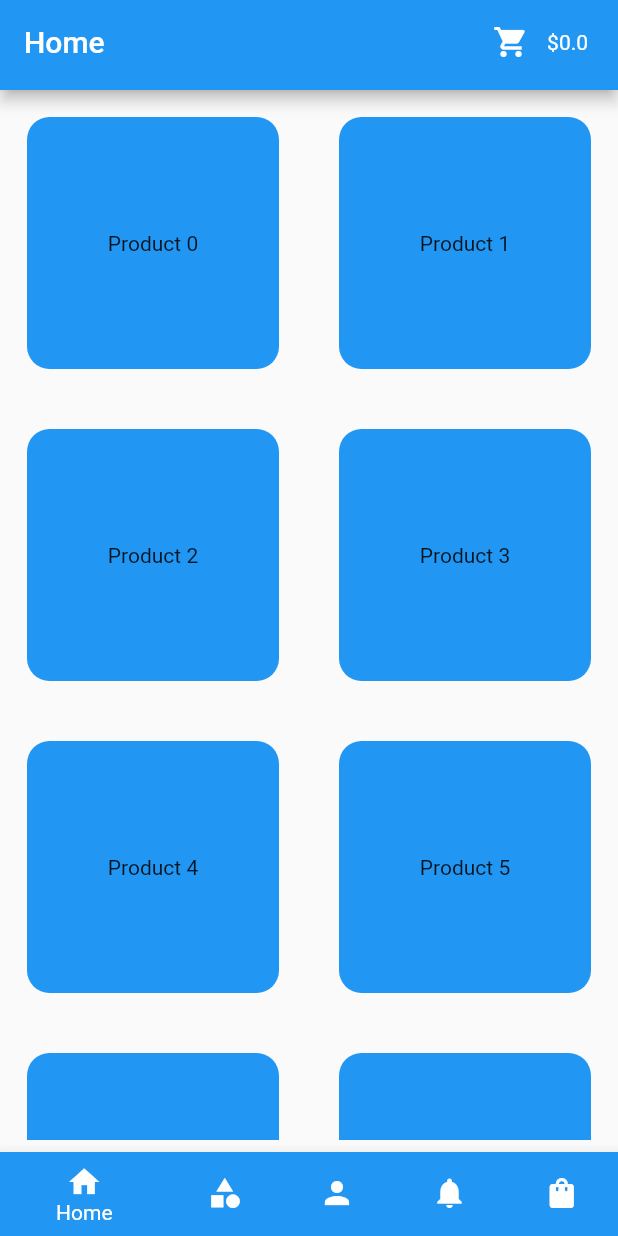
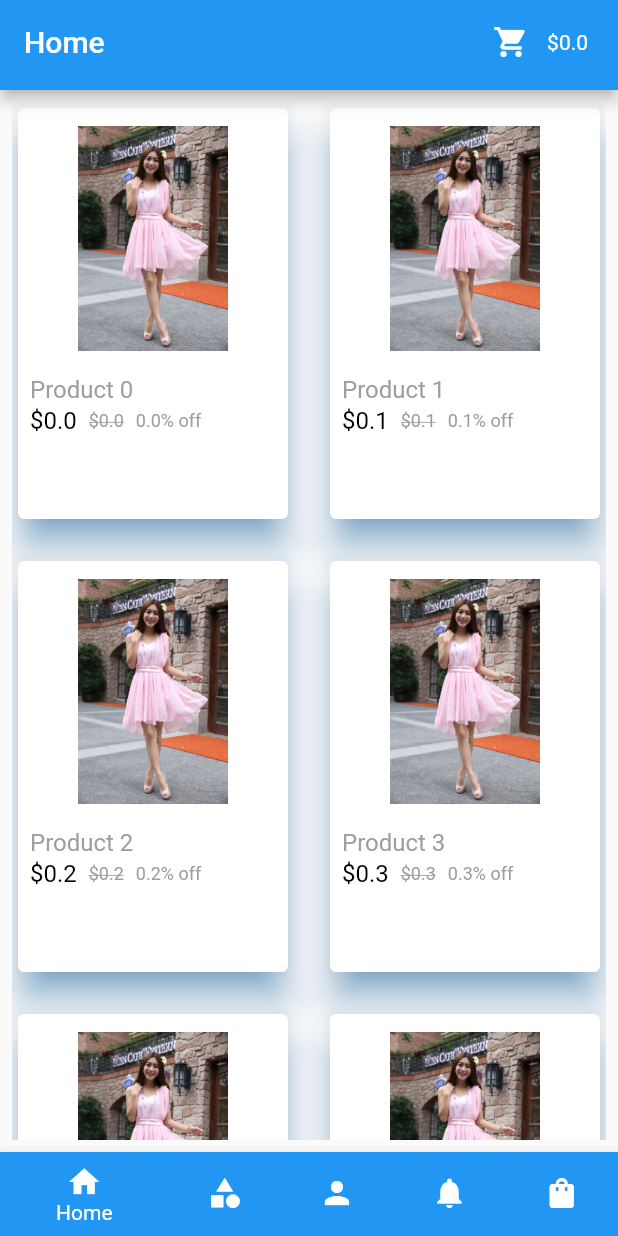
Before and after one commit to ehildingg/ecommerce, a Flutter app: the screen it shows after launch, on a phone screen of 412 x 824 dp. Run offline on Flutter 3.47's test engine with Material 2 defaults, Android fonts, the phone set to English and light mode, and no system bars; our stand-ins replace bloc, firebase_auth, firebase_core, flutter_bloc; accounts and stored records are empty; network calls fail.

```diff
--- a/lib/data/cart_singleton.dart
+++ b/lib/data/cart_singleton.dart
@@ -16,10 +16,14 @@ class Cart with ChangeNotifier {
     for (var item in cartItems.value) {
       sum += item.price;
     }
-    sum = double.parse(sum.toStringAsFixed(3));
+    sum = double.parse(sum.toStringAsFixed(2));
     print(sum);
 
     return sum;
+  }
+
+  List get cartListGetter {
+    return cartItems.value;
   }
 
   void valueSetter(input) {
--- a/lib/main.dart
+++ b/lib/main.dart
@@ -1,3 +1,4 @@
+import 'package:ecommerce/presentation/screens/cart_page.dart';
 import 'package:flutter/material.dart';
 
 import 'data/dummy_data.dart';
@@ -14,7 +15,19 @@ import 'buisness_logic/cubit/cart_cubit.dart';
 // Nested Scrollview?
 // https://blog.geekyants.com/flutter-e-commerce-backend-app-2d23121fd0c8-2d23121fd0c8
 
-void main() => runApp(const MyApp());
+import 'package:firebase_core/firebase_core.dart';
+import 'firebase_options.dart';
+import 'package:firebase_auth/firebase_auth.dart';
+
+// ...
+
+Future<void> main() async {
+  WidgetsFlutterBinding.ensureInitialized();
+  await Firebase.initializeApp(
+    options: DefaultFirebaseOptions.currentPlatform,
+  );
+  runApp(const MyApp());
+}
 
 class MyApp extends StatelessWidget {
   const MyApp({super.key});
@@ -26,9 +39,10 @@ class MyApp extends StatelessWidget {
       create: (context) => CartCubit(),
       child: MaterialApp(
         debugShowCheckedModeBanner: false,
-        home: const Home(),
+        home: Home(),
         routes: {
           DetailsPage.routeName: (context) => DetailsPage(),
+          CartPage.routeName: (context) => CartPage(),
         },
       ),
     );
--- a/lib/presentation/screens/details_page.dart
+++ b/lib/presentation/screens/details_page.dart
@@ -110,7 +110,7 @@ class BottomNavbar extends StatelessWidget {
                   shape: const RoundedRectangleBorder(
                       borderRadius: BorderRadius.all(Radius.circular(0)))),
               onPressed: () {
-                BlocProvider.of<CartCubit>(context).addToCart(product!);
+                BlocProvider.of<CartCubit>(context).addToCart(product);
               },
               child: Center(
                 child: Row(
--- a/lib/presentation/screens/home_page.dart
+++ b/lib/presentation/screens/home_page.dart
@@ -1,3 +1,4 @@
+import 'package:firebase_auth/firebase_auth.dart';
 import 'package:flutter/material.dart';
 
 import '../widget/details_item.dart';
@@ -5,7 +6,16 @@ import '../../data/dummy_data.dart';
 import '../widget/global_app_bar.dart';
 
 class Home extends StatelessWidget {
-  const Home({super.key});
+  Home({super.key}) {
+    createUser();
+  }
+
+  Future<void> createUser() async {
+    print('i createUser');
+    var user = FirebaseAuth.instance;
+    user.createUserWithEmailAndPassword(
+        email: 'erik.hildingsson@gmail.com', password: '12332535');
+  }
 
   @override
   Widget build(BuildContext context) {
@@ -16,7 +26,7 @@ class Home extends StatelessWidget {
         child: GridView.builder(
           gridDelegate: const SliverGridDelegateWithMaxCrossAxisExtent(
             maxCrossAxisExtent: 200,
-            childAspectRatio: 1,
+            childAspectRatio: 2 / 3,
             crossAxisSpacing: 20,
             mainAxisSpacing: 20,
           ),
--- a/lib/presentation/widget/details_item.dart
+++ b/lib/presentation/widget/details_item.dart
@@ -14,18 +14,94 @@ class DetailsItem extends StatelessWidget {
   }
 
   @override
+  // Widget build(BuildContext context) {
+  //   return InkWell(
+  //     onTap: () => onTapProductHandler(index, context),
+  //     child: Container(
+  //       margin: const EdgeInsets.all(10),
+  //       alignment: Alignment.center,
+  //       decoration: BoxDecoration(
+  //         color: Colors.blue,
+  //         borderRadius: BorderRadius.circular(10),
+  //       ),
+  //       child: Text(myItems[index].name),
+  //     ),
+  //   );
+  // }
   Widget build(BuildContext context) {
     return InkWell(
       onTap: () => onTapProductHandler(index, context),
-      child: Container(
-        margin: const EdgeInsets.all(10),
-        alignment: Alignment.center,
-        decoration: BoxDecoration(
-          color: Colors.blue,
-          borderRadius: BorderRadius.circular(15),
-        ),
-        child: Text(myItems[index].name),
-      ),
+      child: Card(
+          elevation: 10.0,
+          shadowColor: Colors.blue,
+          child: Column(
+            mainAxisSize: MainAxisSize.max,
+            crossAxisAlignment: CrossAxisAlignment.start,
+            children: <Widget>[
+              SizedBox(
+                height: 12,
+              ),
+              Center(
+                child: Container(
+                  child: Image.asset(
+                    'images/model1.jpg',
+                    width: 100,
+                    height: 150,
+                  ),
+                ),
+              ),
+              SizedBox(
+                height: 8,
+              ),
+              Padding(
+                padding: const EdgeInsets.all(8),
+                child: Column(
+                  crossAxisAlignment: CrossAxisAlignment.start,
+                  mainAxisSize: MainAxisSize.min,
+                  children: <Widget>[
+                    Text(
+                      myItems[index].name,
+                      style: TextStyle(fontSize: 16.0, color: Colors.grey),
+                    ),
+                    SizedBox(
+                      height: 2.0,
+                    ),
+                    Row(
+                      mainAxisAlignment: MainAxisAlignment.start,
+                      mainAxisSize: MainAxisSize.min,
+                      children: <Widget>[
+                        Text(
+                          "\$${myItems[index].price}",
+                          style: TextStyle(fontSize: 16.0, color: Colors.black),
+                        ),
+                        SizedBox(
+                          width: 8.0,
+                        ),
+                        Text(
+                          "\$${myItems[index].price}",
+                          style: TextStyle(
+                            fontSize: 12.0,
+                            color: Colors.grey,
+                            decoration: TextDecoration.lineThrough,
+                          ),
+                        ),
+                        SizedBox(
+                          width: 8.0,
+                        ),
+                        Text(
+                          "${myItems[index].price}% off",
+                          style: TextStyle(fontSize: 12.0, color: Colors.grey),
+                        ),
+                      ],
+                    ),
+                    SizedBox(
+                      height: 8.0,
+                    ),
+                  ],
+                ),
+              )
+            ],
+          )),
     );
   }
 }
--- a/pubspec.yaml
+++ b/pubspec.yaml
@@ -37,6 +37,8 @@ dependencies:
   cupertino_icons: ^1.0.2
   flutter_bloc: ^8.1.1
   uuid: any
+  firebase_core: ^1.23.0
+  firebase_auth: ^3.10.0
 
 dev_dependencies:
   flutter_test:
```
Also changed, not shown: lib/presentation/screens/cart_page.dart (added, +66 -0 lines), lib/presentation/widget/global_app_bar.dart (+11 -1 lines), lib/firebase_options.dart (added), pubspec.lock, 13 other files.
